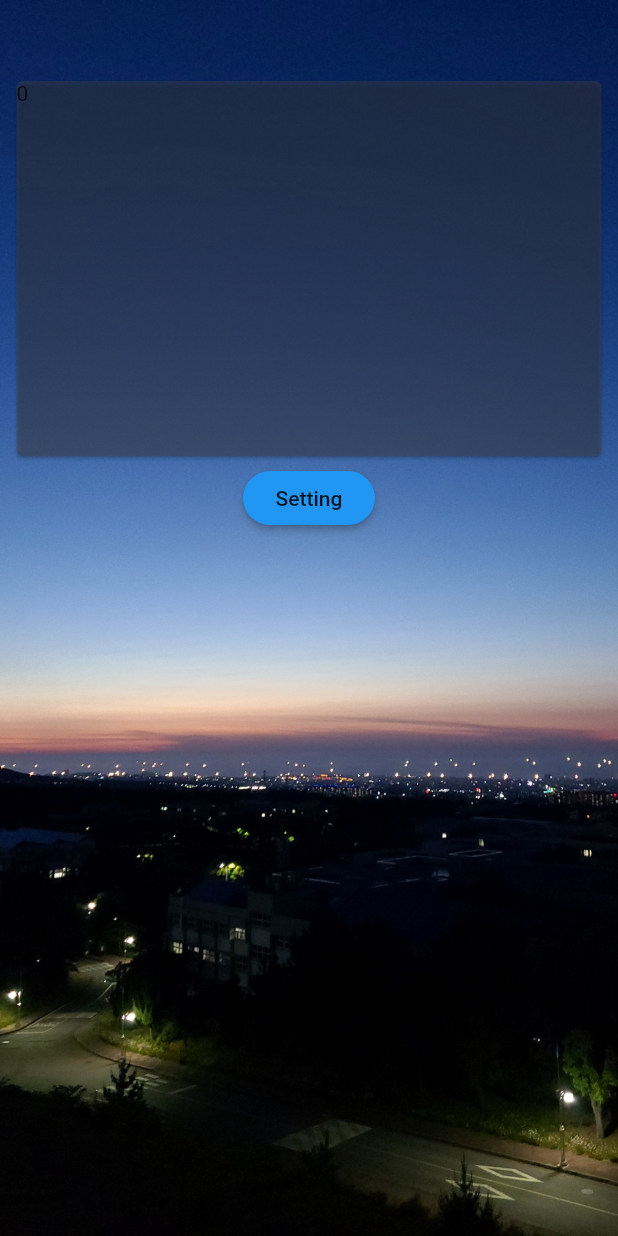
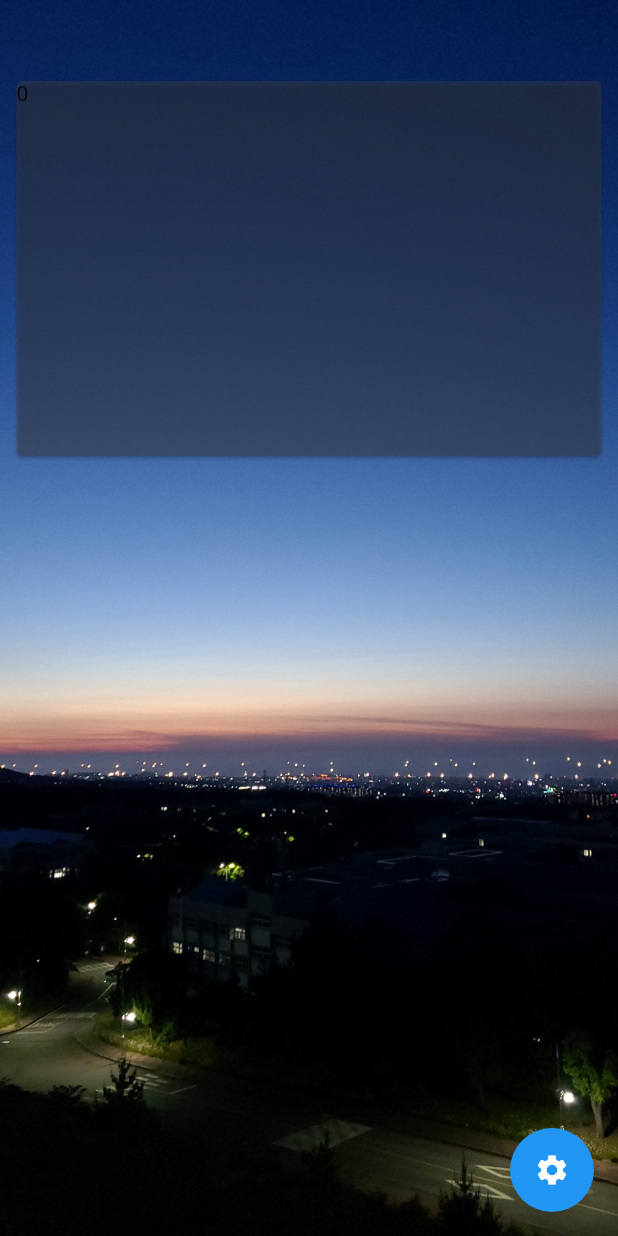
Before and after one commit to getupminaaa/-Custom-Situation-Board-COVID-19, a Flutter app: the screen it shows after launch, on a phone screen of 412 x 824 dp. Run offline on Flutter 3.47's test engine with Material 2 defaults, Android fonts, the phone set to English and light mode, and no system bars; our stand-ins replace geolocator, webview_flutter.

Commit message:
설정창 이동버튼 구현

```diff
--- a/costum_app/lib/main.dart
+++ b/costum_app/lib/main.dart
@@ -3,8 +3,15 @@ import 'package:flutter/material.dart';
 import 'package:webview_flutter/webview_flutter.dart';
 
 void main() => runApp(MyApp());
-
-class MyApp extends StatelessWidget {
+class MyApp extends StatelessWidget{
+  @override
+  Widget build (BuildContext context) {
+    return new MaterialApp(
+      home: new HomePage(),
+    );
+  }
+}
+class HomePage extends StatelessWidget {
   @override
   Widget build(BuildContext context) {
     return MaterialApp(
@@ -20,11 +27,21 @@ class MyApp extends StatelessWidget {
           ),
           child: ListViewLayout(),
         ),
+      floatingActionButton:
+        FloatingActionButton(
+          onPressed:(){Navigator.push(
+            context,
+            MaterialPageRoute(builder: (context) => Performance())
+            );
+          },
+          child: Icon(Icons.settings),
+          backgroundColor: Colors.blue,
+        ),
       ),
     );
   }
 }
-
+//
 Widget emptyCard() {
   return Container(
     child: Center(
@@ -65,18 +82,7 @@ class ListViewLayoutState extends State<ListViewLayout> {
                       ),
                     ),
                   ),
-                  RaisedButton(
-                    child: Text('Setting'),
-                    shape: RoundedRectangleBorder(borderRadius: BorderRadius.circular(20)),
-                    color: Colors.blue,
-                    padding: const EdgeInsets.all(5),
-                    onPressed: (){
-                      Navigator.push(
-                          context,
-                          MaterialPageRoute(builder: (context) => Performance())
-                      );
-                    },
-                  ),
+
                 ],
               ),
             );
@@ -86,7 +92,6 @@ class ListViewLayoutState extends State<ListViewLayout> {
     );
   }
 }
-
 
 class ListViewLayout extends StatefulWidget {
   @override
```
